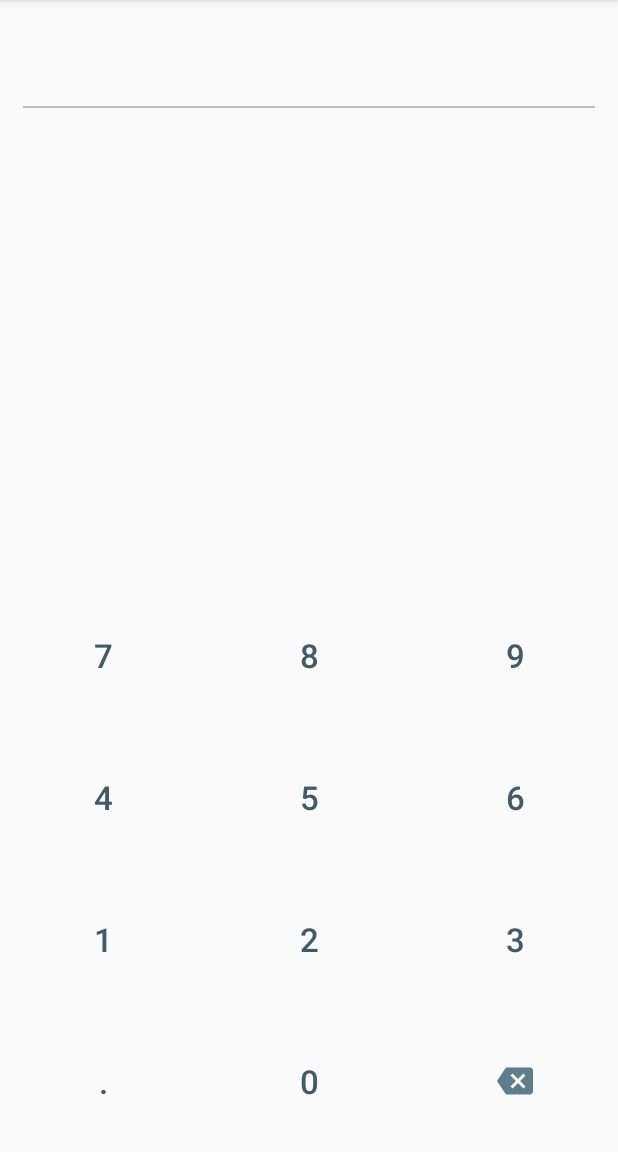
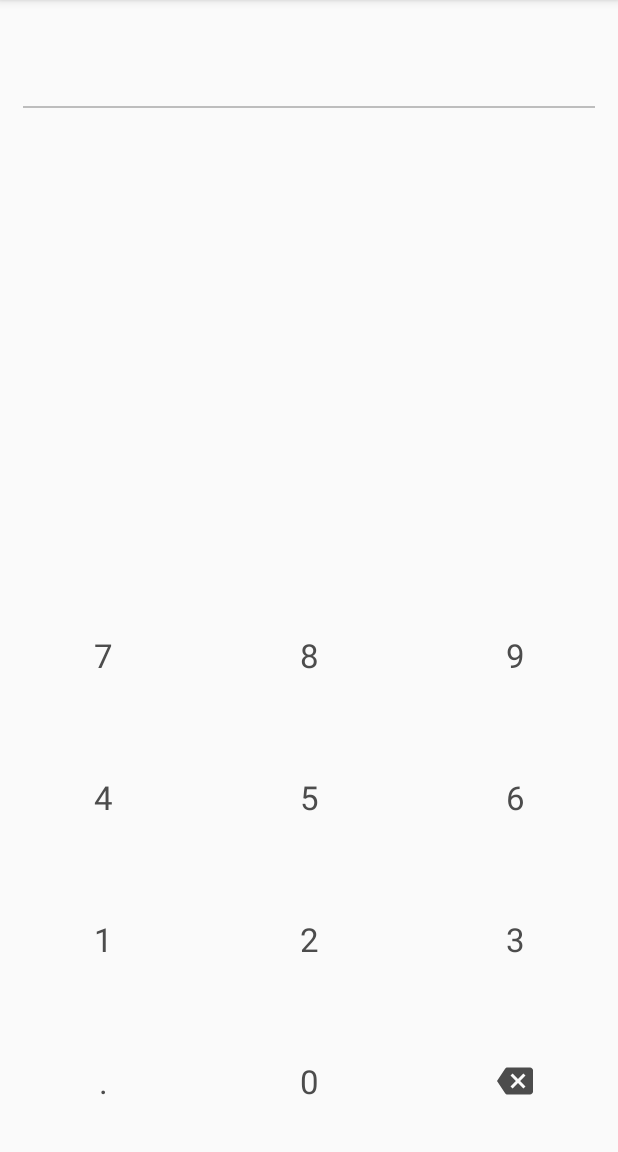
Before and after one commit to chengpo/spell-numbers, an Android app: the screen it shows after launch (MainActivity), on a phone screen of 412 x 824 dp, the part 84-1236 px from its top. Run offline under Robolectric (Android 15) with nearby library versions, the phone set to English and light mode, and no system bars.

Commit message:
polish text color

```diff
--- a/app/src/main/res/layout-land/activity_main_content.xml
+++ b/app/src/main/res/layout-land/activity_main_content.xml
@@ -155,7 +155,7 @@
             style="@style/DigitButtonStyle"
             android:onClick="onDigitClicked"
             android:text="@string/del"
-            android:tint="@color/primary"
+            android:tint="@color/primary_text"
             app:layout_columnWeight="1"
             app:layout_gravity="fill"
             app:layout_rowWeight="1"
--- a/app/src/main/res/layout/activity_main_content.xml
+++ b/app/src/main/res/layout/activity_main_content.xml
@@ -156,7 +156,7 @@
             style="@style/DigitButtonStyle"
             android:onClick="onDigitClicked"
             android:text="@string/del"
-            android:tint="@color/primary"
+            android:tint="@color/primary_text"
             app:layout_columnWeight="1"
             app:layout_gravity="fill"
             app:layout_rowWeight="1"
--- a/app/src/main/res/values/colors.xml
+++ b/app/src/main/res/values/colors.xml
@@ -4,7 +4,7 @@
     <color name="primary_dark">#455A64</color>
     <color name="primary_light">#CFD8DC</color>
     <color name="accent">#009688</color>
-    <color name="primary_text">#212121</color>
+    <color name="primary_text">#4c4c4c</color>
     <color name="secondary_text">#757575</color>
     <color name="icons">#FFFFFF</color>
     <color name="divider">#BDBDBD</color>
--- a/app/src/main/res/values/styles.xml
+++ b/app/src/main/res/values/styles.xml
@@ -1,8 +1,5 @@
 <resources>
-
-    <!-- Base application theme. -->
     <style name="AppTheme" parent="Theme.AppCompat.Light.NoActionBar">
-        <!-- Customize your theme here. -->
         <item name="colorPrimary">@color/primary</item>
         <item name="colorPrimaryDark">@color/primary_dark</item>
         <item name="colorAccent">@color/accent</item>
@@ -15,15 +12,14 @@
     </style>
 
     <style name="NumTextAppearance" parent="TextAppearance.AppCompat.Display1">
+
     </style>
 
     <style name="WordTextAppearance" parent="TextAppearance.AppCompat.Large">
-
     </style>
 
     <style name="DigitButtonStyle" parent="@style/Widget.AppCompat.Button.Borderless">
-        <item name="android:textSize">@dimen/abc_text_size_large_material</item>
-        <item name="android:textColor">@color/primary_dark</item>
+        <item name="android:textAppearance">@style/TextAppearance.AppCompat.Large</item>
     </style>
 
 </resources>
```
